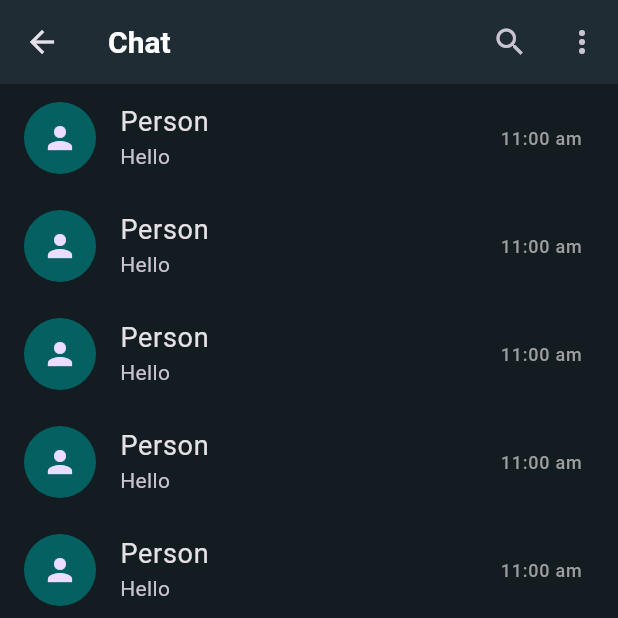
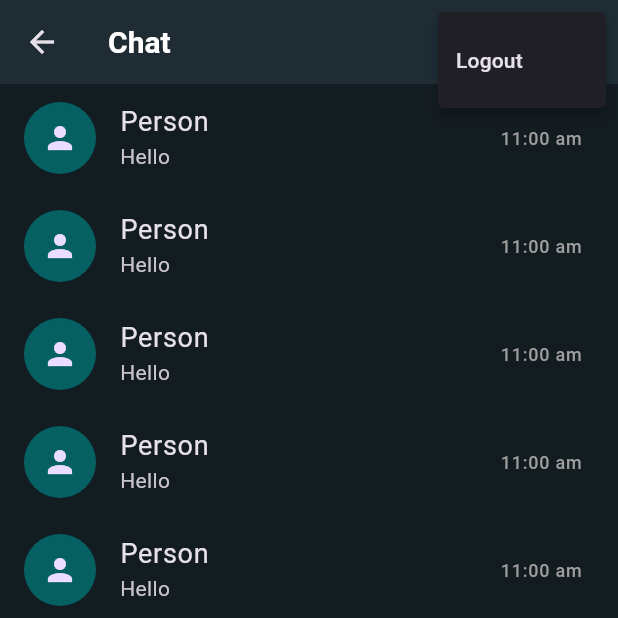
Before and after one commit to JasveerSinghKalsi/chat, a Flutter app: the HomeView screen opened by its route, after a tap on the "more vert" icon, on a phone screen of 412 x 824 dp, the top half of it. Run offline on Flutter 3.47's test engine with Material 3 defaults, Android fonts, the phone set to English and light mode, and no system bars; our stand-ins replace cloud_firestore, country_picker, firebase_auth, firebase_core, firebase_storage, flutter_riverpod and 1 more; accounts and stored records are empty; generated files the repository leaves out were written again.

Commit message:
Adding more features
Logout, Loading,
VeriyOTP user already exists => HomeView

```diff
--- a/lib/constants/routes.dart
+++ b/lib/constants/routes.dart
@@ -1,3 +1,5 @@
+import 'package:chat/utils/helpers/error_view.dart';
+import 'package:chat/utils/helpers/loading_view.dart';
 import 'package:chat/views/home_view.dart';
 import 'package:chat/views/login/create_profile_view.dart';
 import 'package:chat/views/login/login_view.dart';
@@ -5,9 +7,11 @@ import 'package:chat/views/login/verify_view.dart';
 import 'package:chat/views/login/welcome_view.dart';
 import 'package:flutter/material.dart';
 
+const welcomeRoute = '/welcom/';
 const loginRoute = '/login/';
 const verifyRoute = '/verify/';
 const createProfileRoute = '/create-profile/';
+const loadingRoute = '/loading/';
 const homeRoute = '/home/';
 const chatRoute = '/chat/';
 const updateRoute = '/update/';
@@ -15,6 +19,8 @@ const callRoute = '/call/';
 
 Route<dynamic> generateRoute(RouteSettings routeSettings) {
   switch (routeSettings.name) {
+    case welcomeRoute:
+      return MaterialPageRoute(builder: (context) => const WelcomeView());
     case loginRoute:
       return MaterialPageRoute(builder: (context) => const LoginView());
     case verifyRoute:
@@ -26,9 +32,11 @@ Route<dynamic> generateRoute(RouteSettings routeSettings) {
       );
     case createProfileRoute:
       return MaterialPageRoute(builder: (context) => const CreateProfileView());
+    case loadingRoute:
+      return MaterialPageRoute(builder: (context) => const LoadingView(text: 'Creating Profile',));
     case homeRoute:
       return MaterialPageRoute(builder: (context) => const HomeView());
     default:
-      return MaterialPageRoute(builder: (context) => const WelcomeView());
+      return MaterialPageRoute(builder: (context) => const ErrorView(error: 'An error occured'));
   }
 }
--- a/lib/main.dart
+++ b/lib/main.dart
@@ -2,8 +2,8 @@ import 'package:chat/constants/routes.dart';
 import 'package:chat/firebase_options.dart';
 import 'package:chat/services/auth/auth_controller.dart';
 import 'package:chat/theme/theme_data.dart';
-import 'package:chat/utils/widgets/error_view.dart';
-import 'package:chat/utils/widgets/loading_view.dart';
+import 'package:chat/utils/helpers/error_view.dart';
+import 'package:chat/utils/helpers/loading_view.dart';
 import 'package:chat/views/home_view.dart';
 import 'package:chat/views/login/welcome_view.dart';
 import 'package:firebase_core/firebase_core.dart';
@@ -46,7 +46,7 @@ class HomePage extends ConsumerWidget {
           error: (err, trace) {
             return ErrorView(error: err.toString());
           },
-          loading: () => const LoadingView(),
+          loading: () => const LoadingView(text: 'Loading',),
         );
   }
 }
--- /dev/null
+++ b/lib/utils/dialogs/logout_dialog.dart
@@ -0,0 +1,19 @@
+import 'package:flutter/material.dart';
+import 'package:chat/utils/dialogs/generic_dialog.dart';
+
+Future<bool> showLogOutDialog(BuildContext context) {
+  return showGenericDialog<bool>(
+    context: context,
+    title: 'Logout',
+    content: 'Are you sure you want to logout?',
+    optionsBuilder: () => {
+      'Cancel': false,
+      'Logout': true,
+    },
+    optionsColor: {
+      'Logout': Colors.red[700],
+    },
+  ).then(
+    (value) => value ?? false,
+  );
+}
--- /dev/null
+++ b/lib/utils/enums/menu_actions.dart
@@ -0,0 +1 @@
+enum MenuAction { logout }
--- /dev/null
+++ b/lib/utils/widgets/custom_floating_button.dart
@@ -0,0 +1,22 @@
+import 'package:chat/theme/palette.dart';
+import 'package:flutter/material.dart';
+
+class CustomFloatingButton extends StatelessWidget {
+  final IconData icon;
+  const CustomFloatingButton({
+    super.key,
+    required this.icon,
+  });
+
+  @override
+  Widget build(BuildContext context) {
+    return FloatingActionButton(
+      onPressed: () {},
+      backgroundColor: Palette.tabColor,
+      child: Icon(
+        icon,
+        color: Colors.white,
+      ),
+    );
+  }
+}
--- a/lib/views/home_view.dart
+++ b/lib/views/home_view.dart
@@ -1,17 +1,21 @@
-import 'package:chat/theme/palette.dart';
+import 'package:chat/services/auth/auth_controller.dart';
+import 'package:chat/utils/dialogs/logout_dialog.dart';
+import 'package:chat/utils/enums/menu_actions.dart';
+import 'package:chat/utils/widgets/custom_floating_button.dart';
 import 'package:chat/views/calls/call_view.dart';
 import 'package:chat/views/chats/chat_view.dart';
 import 'package:chat/views/updates/update_view.dart';
 import 'package:flutter/material.dart';
+import 'package:flutter_riverpod/flutter_riverpod.dart';
 
-class HomeView extends StatefulWidget {
+class HomeView extends ConsumerStatefulWidget {
   const HomeView({super.key});
 
   @override
-  State<HomeView> createState() => _HomeViewState();
+  ConsumerState<HomeView> createState() => _HomeViewState();
 }
 
-class _HomeViewState extends State<HomeView>
+class _HomeViewState extends ConsumerState<HomeView>
     with SingleTickerProviderStateMixin {
   late TabController _tabController;
   late PageController _pageController;
@@ -52,41 +56,13 @@ class _HomeViewState extends State<HomeView>
   Widget _getFloatingActionButton(int tabIndex) {
     switch (tabIndex) {
       case 0:
-        return FloatingActionButton(
-          onPressed: () {},
-          backgroundColor: Palette.tabColor,
-          child: const Icon(
-            Icons.comment,
-            color: Colors.white,
-          ),
-        );
+        return const CustomFloatingButton(icon: Icons.comment);
       case 1:
-        return FloatingActionButton(
-          onPressed: () {},
-          backgroundColor: Palette.tabColor,
-          child: const Icon(
-            Icons.camera_alt,
-            color: Colors.white,
-          ),
-        );
+        return const CustomFloatingButton(icon: Icons.update);
       case 2:
-        return FloatingActionButton(
-          onPressed: () {},
-          backgroundColor: Palette.tabColor,
-          child: const Icon(
-            Icons.add_call,
-            color: Colors.white,
-          ),
-        );
+        return const CustomFloatingButton(icon: Icons.call);
       default:
-        return FloatingActionButton(
-          onPressed: () {},
-          backgroundColor: Palette.tabColor,
-          child: const Icon(
-            Icons.comment,
-            color: Colors.white,
-          ),
-        );
+        return const CustomFloatingButton(icon: Icons.comment);
     }
   }
 
@@ -101,10 +77,25 @@ class _HomeViewState extends State<HomeView>
             icon: const Icon(Icons.search),
             onPressed: () {},
           ),
-          IconButton(
-            icon: const Icon(Icons.more_vert),
-            onPressed: () {},
-          ),
+          PopupMenuButton<MenuAction>(
+            itemBuilder: (context) {
+              return const [
+                PopupMenuItem<MenuAction>(
+                  value: MenuAction.logout,
+                  child: Text('Logout'),
+                ),
+              ];
+            },
+            onSelected: (value) async {
+              switch (value) {
+                case MenuAction.logout:
+                  final shouldLogout = await showLogOutDialog(context);
+                  if (shouldLogout && context.mounted) {
+                    ref.read(authControllerProvider).logout(context);
+                  }
+              }
+            },
+          )
         ],
       ),
       body: PageView(
```
Also changed, not shown: lib/services/auth/auth_controller.dart (+36 -6 lines), lib/services/auth/auth_respository.dart (+19 -1 lines), lib/utils/dialogs/generic_dialog.dart (added, +60 -0 lines), lib/utils/helpers/loading_view.dart (added, +25 -0 lines), lib/utils/widgets/loading_view.dart (deleted, +0 -12 lines), lib/views/login/create_profile_view.dart (+8 -2 lines), lib/utils/helpers/error_view.dart (renamed from lib/utils/widgets/error_view.dart).
